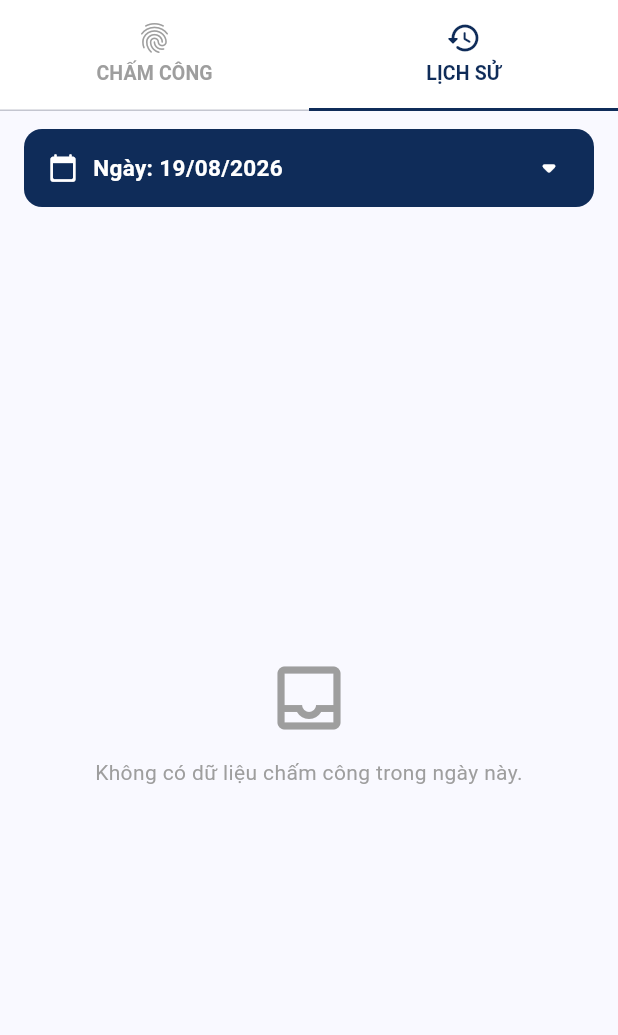
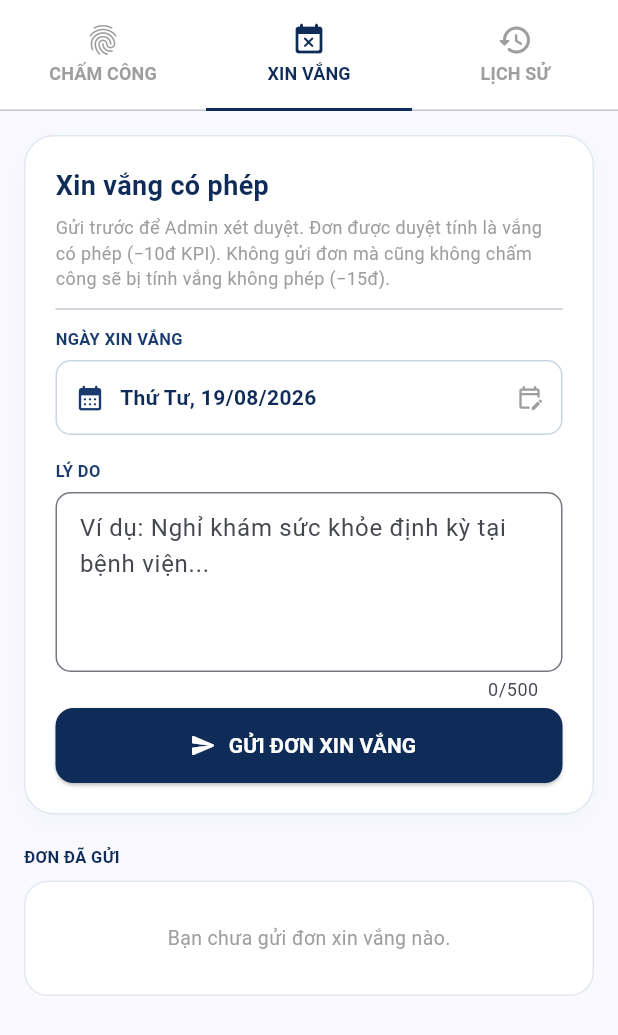
Before and after one commit to HeroM04/MobileApp, a Flutter app: the CheckinView widget shown alone on an empty page, opened directly, tab 2 chosen, on a phone screen of 412 x 824 dp. Shown: the top 1035 px of the screen. Run offline on Flutter 3.47's test engine with Material 3 defaults, Android fonts, the phone set to English and light mode, and no system bars; our stand-ins replace dio, flutter_dotenv, flutter_secure_storage, geocoding, geolocator, get and 3 more; missing offline and left inert: google_mlkit_face_detection, mobile_scanner, stomp_dart_client; accounts and stored records are empty; network calls fail.

Commit message:
Điểm danh: thêm tab Xin vắng; Bài post: chọn video xây kênh hay bài đăng
Màn hình Điểm danh có thêm tab "XIN VẮNG": chọn ngày nghỉ, nhập lý do rồi gửi
cho Admin duyệt. Bên dưới là danh sách đơn đã gửi kèm trạng thái — chờ duyệt,
có phép (-10đ), bị từ chối, hoặc không phép (-15đ) khi hệ thống tự chấm vì
không chấm công mà cũng không có đơn. Đơn còn chờ duyệt thì tự hủy được.

Màn hình gửi bài truyền thông thêm ô chọn phân loại: "Bài đăng / Story" hay
"Video xây kênh". Cả hai vẫn 5đ mỗi lượt trong nhóm Lan tỏa, tách ra để Admin
theo dõi. Lịch sử hiển thị đúng loại kèm icon riêng.

Tên thứ trong tiếng Việt tự dựng thay vì dùng locale 'vi' của intl, vì app
chưa nạp flutter_localizations nên gọi locale đó sẽ crash.

Co-Authored-By: Claude Opus 5 <noreply@anthropic.com>

```diff
--- /dev/null
+++ b/kpi_mobile/lib/data/services/leave_service.dart
@@ -0,0 +1,30 @@
+import '../../core/network/api_client.dart';
+
+/// Đơn xin vắng — nhân sự gửi trên app, Admin duyệt trên WebAdmin.
+///
+/// Đơn được duyệt: ngày đó tính là vắng có phép (−10đ KPI).
+/// Không gửi đơn mà cũng không chấm công: hệ thống tự chấm vắng không phép (−15đ).
+class LeaveService {
+  Future<Map<String, dynamic>> submit({
+    required String leaveDate, // yyyy-MM-dd
+    required String reason,
+  }) async {
+    final response = await ApiClient.dio.post('/leave-requests', data: {
+      'leaveDate': leaveDate,
+      'reason': reason,
+    });
+    return response.data;
+  }
+
+  Future<List<Map<String, dynamic>>> myRequests() async {
+    final response = await ApiClient.dio.get('/leave-requests/my');
+    final data = response.data?['data'];
+    if (data is List) return List<Map<String, dynamic>>.from(data);
+    return [];
+  }
+
+  Future<Map<String, dynamic>> cancel(int id) async {
+    final response = await ApiClient.dio.delete('/leave-requests/$id');
+    return response.data;
+  }
+}
--- a/kpi_mobile/lib/features/baipost/controllers/bai_post_controller.dart
+++ b/kpi_mobile/lib/features/baipost/controllers/bai_post_controller.dart
@@ -35,6 +35,7 @@ class BaiPostController extends GetxController {
     required String link,
     required String caption,
     required String screenshotUrl,
+    String contentType = 'POST',
   }) async {
     try {
       isLoading.value = true;
@@ -48,6 +49,7 @@ class BaiPostController extends GetxController {
 
       final response = await _postService.submitPost({
         'platform': platform,
+        'contentType': contentType,
         'link': link,
         'caption': caption,
         'screenshotUrl': realImageUrl ?? "",
--- /dev/null
+++ b/kpi_mobile/lib/features/checkin/controllers/leave_controller.dart
@@ -0,0 +1,73 @@
+import 'package:dio/dio.dart';
+import 'package:get/get.dart';
+
+import '../../../data/services/leave_service.dart';
+
+/// Quản lý đơn xin vắng của nhân sự đang đăng nhập.
+class LeaveController extends GetxController {
+  final LeaveService _service = LeaveService();
+
+  var isLoading = false.obs;
+  var isSubmitting = false.obs;
+  var myRequests = <Map<String, dynamic>>[].obs;
+
+  @override
+  void onInit() {
+    super.onInit();
+    loadMyRequests();
+  }
+
+  Future<void> loadMyRequests() async {
+    try {
+      isLoading.value = true;
+      myRequests.value = await _service.myRequests();
+    } catch (e) {
+      // Không chặn màn hình nếu chỉ lỗi tải danh sách
+      // ignore: avoid_print
+      print('Lỗi tải đơn xin vắng: $e');
+    } finally {
+      isLoading.value = false;
+    }
+  }
+
+  /// Trả về null nếu gửi thành công, ngược lại là thông báo lỗi để hiển thị.
+  Future<String?> submit({required DateTime date, required String reason}) async {
+    if (reason.trim().isEmpty) return 'Vui lòng nhập lý do xin vắng.';
+
+    final ymd = '${date.year.toString().padLeft(4, '0')}-'
+        '${date.month.toString().padLeft(2, '0')}-'
+        '${date.day.toString().padLeft(2, '0')}';
+
+    try {
+      isSubmitting.value = true;
+      final res = await _service.submit(leaveDate: ymd, reason: reason.trim());
+      if (res['status'] == 'SUCCESS') {
+        await loadMyRequests();
+        return null;
+      }
+      return res['message']?.toString() ?? 'Không gửi được đơn xin vắng.';
+    } on DioException catch (e) {
+      return e.response?.data?['message']?.toString() ??
+          'Không gửi được đơn xin vắng. Vui lòng thử lại.';
+    } catch (e) {
+      return 'Không gửi được đơn xin vắng. Vui lòng thử lại.';
+    } finally {
+      isSubmitting.value = false;
+    }
+  }
+
+  Future<String?> cancel(int id) async {
+    try {
+      final res = await _service.cancel(id);
+      if (res['status'] == 'SUCCESS') {
+        await loadMyRequests();
+        return null;
+      }
+      return res['message']?.toString() ?? 'Không hủy được đơn.';
+    } on DioException catch (e) {
+      return e.response?.data?['message']?.toString() ?? 'Không hủy được đơn.';
+    } catch (e) {
+      return 'Không hủy được đơn.';
+    }
+  }
+}
--- a/kpi_mobile/lib/features/checkin/views/checkin_view.dart
+++ b/kpi_mobile/lib/features/checkin/views/checkin_view.dart
@@ -4,6 +4,7 @@ import 'package:get/get.dart';
 import '../controllers/checkin_controller.dart';
 import '../../auth/controllers/auth_controller.dart';
 import '../../../shared/widgets/history_date_list_view.dart';
+import 'leave_request_tab.dart';
 
 class CheckinView extends StatelessWidget {
   final CheckinController controller = Get.put(CheckinController());
@@ -16,7 +17,7 @@ class CheckinView extends StatelessWidget {
   @override
   Widget build(BuildContext context) {
     return DefaultTabController(
-      length: 2,
+      length: 3,
       child: Column(
         children: [
           Container(
@@ -25,12 +26,16 @@ class CheckinView extends StatelessWidget {
               indicatorColor: Color(0xFF0F2C59),
               labelColor: Color(0xFF0F2C59),
               unselectedLabelColor: Colors.grey,
-              labelStyle: TextStyle(fontWeight: FontWeight.bold, fontSize: 13),
+              labelStyle: TextStyle(fontWeight: FontWeight.bold, fontSize: 12),
               indicatorSize: TabBarIndicatorSize.tab,
               tabs: [
                 Tab(
                   icon: Icon(Icons.fingerprint_rounded),
                   text: "CHẤM CÔNG",
+                ),
+                Tab(
+                  icon: Icon(Icons.event_busy_rounded),
+                  text: "XIN VẮNG",
                 ),
                 Tab(
                   icon: Icon(Icons.history_rounded),
@@ -43,6 +48,7 @@ class CheckinView extends StatelessWidget {
             child: TabBarView(
               children: [
                 _buildSubmitTab(),
+                const LeaveRequestTab(),
                 _buildHistoryTab(),
               ],
             ),
--- /dev/null
+++ b/kpi_mobile/lib/features/checkin/views/leave_request_tab.dart
@@ -0,0 +1,304 @@
+import 'package:flutter/material.dart';
+import 'package:get/get.dart';
+import 'package:intl/intl.dart';
+
+import '../controllers/leave_controller.dart';
+
+/// Tab "XIN VẮNG" trong màn hình Điểm danh.
+///
+/// Nhân sự chọn ngày nghỉ + nhập lý do rồi gửi. Admin duyệt trên WebAdmin thì
+/// ngày đó là vắng có phép (−10đ). Không gửi đơn mà cũng không chấm công thì
+/// cuối ngày hệ thống tự chấm vắng không phép (−15đ).
+class LeaveRequestTab extends StatefulWidget {
+  const LeaveRequestTab({super.key});
+
+  @override
+  State<LeaveRequestTab> createState() => _LeaveRequestTabState();
+}
+
+class _LeaveRequestTabState extends State<LeaveRequestTab> {
+  final LeaveController controller = Get.put(LeaveController());
+  final TextEditingController _reasonController = TextEditingController();
+  DateTime _selectedDate = DateTime.now();
+
+  static const Color _navy = Color(0xFF0F2C59);
+
+  @override
+  void dispose() {
+    _reasonController.dispose();
+    super.dispose();
+  }
+
+  Future<void> _pickDate() async {
+    final now = DateTime.now();
+    final picked = await showDatePicker(
+      context: context,
+      initialDate: _selectedDate.isBefore(DateTime(now.year, now.month, now.day))
+          ? now
+          : _selectedDate,
+      firstDate: DateTime(now.year, now.month, now.day),
+      lastDate: now.add(const Duration(days: 90)),
+    );
+    if (picked != null) setState(() => _selectedDate = picked);
+  }
+
+  Future<void> _submit() async {
+    final err = await controller.submit(date: _selectedDate, reason: _reasonController.text);
+    if (!mounted) return;
+    if (err == null) {
+      _reasonController.clear();
+      Get.snackbar(
+        'Đã gửi đơn',
+        'Đơn xin vắng đã gửi tới Admin, chờ xét duyệt.',
+        backgroundColor: Colors.green.shade600,
+        colorText: Colors.white,
+      );
+    } else {
+      Get.snackbar('Không gửi được', err,
+          backgroundColor: Colors.redAccent, colorText: Colors.white);
+    }
+  }
+
+  @override
+  Widget build(BuildContext context) {
+    return SingleChildScrollView(
+      physics: const BouncingScrollPhysics(),
+      padding: const EdgeInsets.all(16),
+      child: Column(
+        crossAxisAlignment: CrossAxisAlignment.start,
+        children: [
+          _buildForm(),
+          const SizedBox(height: 20),
+          const Text('ĐƠN ĐÃ GỬI',
+              style: TextStyle(fontSize: 11, fontWeight: FontWeight.bold, color: _navy)),
+          const SizedBox(height: 8),
+          Obx(() {
+            if (controller.isLoading.value) {
+              return const Padding(
+                padding: EdgeInsets.symmetric(vertical: 24),
+                child: Center(child: CircularProgressIndicator()),
+              );
+            }
+            if (controller.myRequests.isEmpty) {
+              return Container(
+                width: double.infinity,
+                padding: const EdgeInsets.symmetric(vertical: 28),
+                decoration: BoxDecoration(
+                  color: Colors.white,
+                  borderRadius: BorderRadius.circular(16),
+                  border: Border.all(color: const Color(0xFFE2E8F0)),
+                ),
+                child: const Center(
+                  child: Text('Bạn chưa gửi đơn xin vắng nào.',
+                      style: TextStyle(fontSize: 13, color: Colors.grey)),
+                ),
+              );
+            }
+            return Column(
+              children: controller.myRequests.map(_buildRequestCard).toList(),
+            );
+          }),
+          const SizedBox(height: 24),
+        ],
+      ),
+    );
+  }
+
+  Widget _buildForm() {
+    return Container(
+      padding: const EdgeInsets.all(20),
+      decoration: BoxDecoration(
+        color: Colors.white,
+        borderRadius: BorderRadius.circular(20),
+        border: Border.all(color: const Color(0xFFE2E8F0)),
+        boxShadow: [
+          BoxShadow(
+            color: _navy.withOpacity(0.03),
+            blurRadius: 15,
+            offset: const Offset(0, 5),
+          ),
+        ],
+      ),
+      child: Column(
+        crossAxisAlignment: CrossAxisAlignment.start,
+        children: [
+          const Text('Xin vắng có phép',
+              style: TextStyle(fontSize: 18, fontWeight: FontWeight.bold, color: _navy)),
+          const SizedBox(height: 6),
+          const Text(
+            'Gửi trước để Admin xét duyệt. Đơn được duyệt tính là vắng có phép (−10đ KPI). '
+            'Không gửi đơn mà cũng không chấm công sẽ bị tính vắng không phép (−15đ).',
+            style: TextStyle(fontSize: 12, color: Colors.grey, height: 1.4),
+          ),
+          const Divider(height: 24),
+
+          const Text('NGÀY XIN VẮNG',
+              style: TextStyle(fontSize: 11, fontWeight: FontWeight.bold, color: Color(0xFF1B3B6F))),
+          const SizedBox(height: 6),
+          InkWell(
+            onTap: _pickDate,
+            borderRadius: BorderRadius.circular(10),
+            child: Container(
+              padding: const EdgeInsets.symmetric(horizontal: 12, vertical: 14),
+              decoration: BoxDecoration(
+                borderRadius: BorderRadius.circular(10),
+                border: Border.all(color: const Color(0xFFCBD5E1)),
+              ),
+              child: Row(
+                children: [
+                  const Icon(Icons.calendar_month_rounded, color: Color(0xFF1B3B6F), size: 20),
+                  const SizedBox(width: 10),
+                  Text(
+                    _formatVi(_selectedDate),
+                    style: const TextStyle(
+                        fontSize: 14, fontWeight: FontWeight.w600, color: _navy),
+                  ),
+                  const Spacer(),
+                  const Icon(Icons.edit_calendar_outlined, size: 18, color: Colors.grey),
+                ],
+              ),
+            ),
+          ),
+          const SizedBox(height: 16),
+
+          const Text('LÝ DO',
+              style: TextStyle(fontSize: 11, fontWeight: FontWeight.bold, color: Color(0xFF1B3B6F))),
+          const SizedBox(height: 6),
+          TextField(
+            controller: _reasonController,
+            maxLines: 4,
+            maxLength: 500,
+            decoration: InputDecoration(
+              hintText: 'Ví dụ: Nghỉ khám sức khỏe định kỳ tại bệnh viện...',
+              border: OutlineInputBorder(borderRadius: BorderRadius.circular(10)),
+              contentPadding: const EdgeInsets.all(12),
+            ),
+          ),
+          const SizedBox(height: 4),
+
+          Obx(() => ElevatedButton.icon(
+                onPressed: controller.isSubmitting.value ? null : _submit,
+                icon: controller.isSubmitting.value
+                    ? const SizedBox(
+                        width: 18, height: 18,
+                        child: CircularProgressIndicator(strokeWidth: 2, color: Colors.white))
+                    : const Icon(Icons.send_rounded, color: Colors.white),
+                label: Text(
+                  controller.isSubmitting.value ? 'ĐANG GỬI...' : 'GỬI ĐƠN XIN VẮNG',
+                  style: const TextStyle(
+                      fontWeight: FontWeight.bold, fontSize: 14, color: Colors.white),
+                ),
+                style: ElevatedButton.styleFrom(
+                  minimumSize: const Size(double.infinity, 50),
+                  backgroundColor: _navy,
+                  shape: RoundedRectangleBorder(borderRadius: BorderRadius.circular(12)),
+                ),
+              )),
+        ],
+      ),
+    );
+  }
+
+  Widget _buildRequestCard(Map<String, dynamic> r) {
+    final status = (r['status'] ?? 'PENDING').toString();
+    final meta = _statusMeta(status);
+    final dateStr = _formatYmd(r['leaveDate']?.toString());
+    final canCancel = status == 'PENDING';
+
+    return Card(
+      elevation: 2,
+      margin: const EdgeInsets.only(bottom: 10),
+      shape: RoundedRectangleBorder(borderRadius: BorderRadius.circular(12)),
+      child: Padding(
+        padding: const EdgeInsets.fromLTRB(14, 12, 14, 8),
+        child: Column(
+          crossAxisAlignment: CrossAxisAlignment.start,
+          children: [
+            Row(
+              children: [
+                Icon(meta.icon, size: 20, color: meta.color),
+                const SizedBox(width: 8),
+                Expanded(
+                  child: Text(dateStr,
+                      style: const TextStyle(fontWeight: FontWeight.bold, fontSize: 14)),
+                ),
+                Container(
+                  padding: const EdgeInsets.symmetric(horizontal: 8, vertical: 4),
+                  decoration: BoxDecoration(
+                    color: meta.color.withOpacity(0.12),
+                    borderRadius: BorderRadius.circular(8),
+                  ),
+                  child: Text(meta.label,
+                      style: TextStyle(
+                          fontSize: 11, fontWeight: FontWeight.bold, color: meta.color)),
+                ),
+              ],
+            ),
+            const SizedBox(height: 6),
+            Text(r['reason']?.toString() ?? '',
+                style: const TextStyle(fontSize: 12, color: Colors.black87, height: 1.35)),
+            if ((r['reviewNote']?.toString() ?? '').isNotEmpty) ...[
+              const SizedBox(height: 4),
+              Text('Ghi chú Admin: ${r['reviewNote']}',
+                  style: const TextStyle(fontSize: 11, color: Colors.grey)),
+            ],
+            if (canCancel)
+              Align(
+                alignment: Alignment.centerRight,
+                child: TextButton.icon(
+                  onPressed: () async {
+                    final err = await controller.cancel(r['id'] as int);
+                    if (err != null) {
+                      Get.snackbar('Không hủy được', err,
+                          backgroundColor: Colors.redAccent, colorText: Colors.white);
+                    }
+                  },
+                  icon: const Icon(Icons.close_rounded, size: 16, color: Colors.redAccent),
+                  label: const Text('Hủy đơn',
+                      style: TextStyle(fontSize: 12, color: Colors.redAccent)),
+                ),
+              ),
+          ],
+        ),
+      ),
+    );
+  }
+
+  /// Tự đặt tên thứ tiếng Việt — app chưa nạp gói ngôn ngữ nên không dùng
+  /// được DateFormat với locale 'vi'.
+  static const List<String> _weekdayVi = [
+    'Thứ Hai', 'Thứ Ba', 'Thứ Tư', 'Thứ Năm', 'Thứ Sáu', 'Thứ Bảy', 'Chủ Nhật'
+  ];
+
+  String _formatVi(DateTime d) =>
+      '${_weekdayVi[d.weekday - 1]}, ${DateFormat('dd/MM/yyyy').format(d)}';
+
+  String _formatYmd(String? ymd) {
+    if (ymd == null || ymd.length < 10) return '—';
+    try {
+      return _formatVi(DateTime.parse(ymd));
+    } catch (_) {
+      return ymd;
+    }
+  }
+
+  _StatusMeta _statusMeta(String status) {
+    switch (status) {
+      case 'APPROVED':
+        return const _StatusMeta('Có phép (−10đ)', Colors.green, Icons.verified_rounded);
+      case 'REJECTED':
+        return const _StatusMeta('Bị từ chối', Colors.grey, Icons.cancel_outlined);
+      case 'UNEXCUSED':
+        return const _StatusMeta('Không phép (−15đ)', Colors.redAccent, Icons.report_gmailerrorred_rounded);
+      default:
+        return const _StatusMeta('Chờ duyệt', Colors.orange, Icons.hourglass_top_rounded);
+    }
+  }
+}
+
+class _StatusMeta {
+  final String label;
+  final Color color;
+  final IconData icon;
+  const _StatusMeta(this.label, this.color, this.icon);
+}
```
Also changed, not shown: kpi_mobile/lib/features/baipost/views/bai_post_view.dart (+57 -2 lines).
